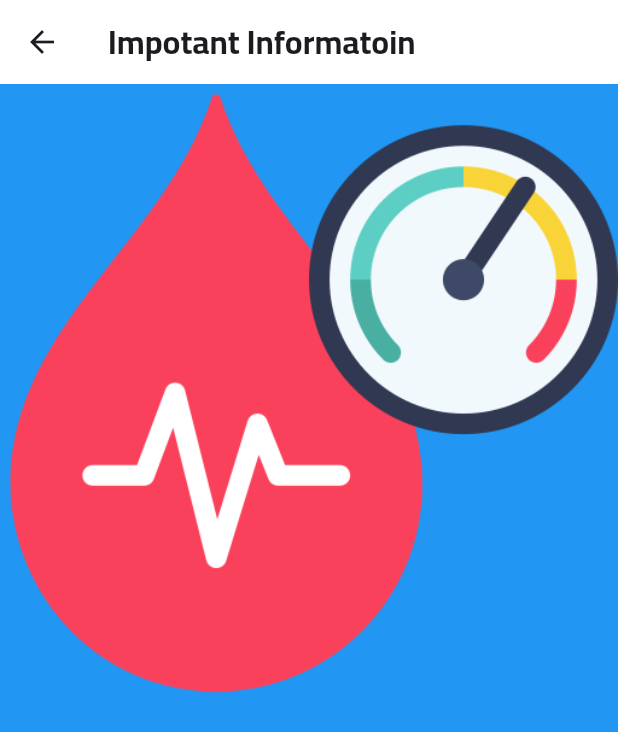
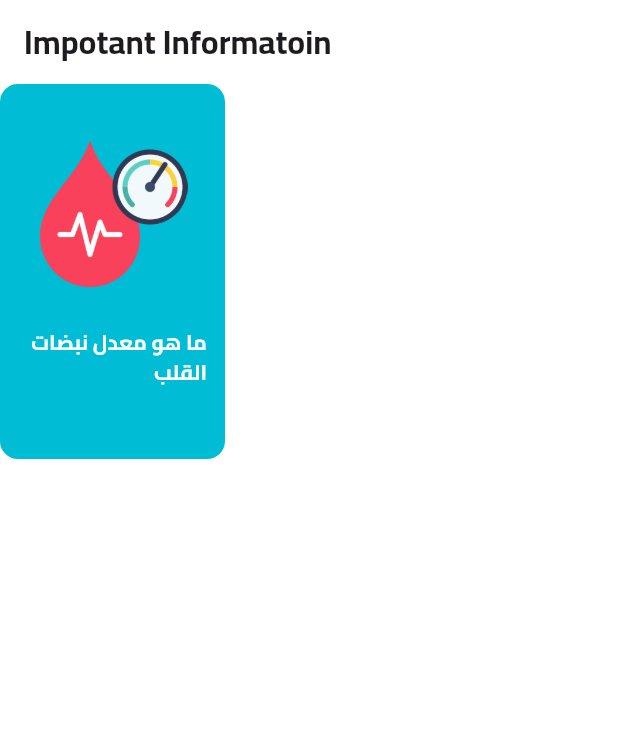
Before and after one commit to AhmedMagdy-10/project_app, a Flutter app: the InformationView screen opened directly, on a phone screen of 412 x 824 dp. Shown: the top 732 px of the screen. Run offline on Flutter 3.47's test engine with Material 3 defaults, Android fonts, the phone set to English and light mode, and no system bars; our stand-ins replace cached_network_image, cloud_firestore, dio, firebase_auth, firebase_core, firebase_messaging and 7 more; missing offline and left inert: firebase_app_check; accounts and stored records are empty; statements that could not run were skipped.

Commit message:
Custom Container

```diff
--- a/lib/design/view/inforamtion_view.dart
+++ b/lib/design/view/inforamtion_view.dart
@@ -15,10 +15,36 @@ class InformationView extends StatelessWidget {
             ),
           ),
         ),
-        body: Container(
-          color: Colors.blue,
-          child: Column(
-            children: [Image.asset('assets/images/blood-pressure.png')],
+        body: InkWell(
+          onTap: () {},
+          child: Container(
+            height: 250,
+            width: 150,
+            decoration: BoxDecoration(
+              borderRadius: BorderRadius.circular(12),
+              color: Colors.cyan,
+            ),
+            child: Padding(
+              padding: const EdgeInsets.all(12),
+              child: Column(
+                mainAxisSize: MainAxisSize.min,
+                children: [
+                  Image.asset(
+                    'assets/images/blood-pressure.png',
+                    width: 100,
+                    height: 150,
+                  ),
+                  const Text(
+                    'ما هو معدل نبضات القلب ',
+                    textAlign: TextAlign.right,
+                    style: TextStyle(
+                      color: Colors.white,
+                      fontWeight: FontWeight.w600,
+                    ),
+                  ),
+                ],
+              ),
+            ),
           ),
         ));
   }
--- /dev/null
+++ b/lib/logic/data/models/info_data.dart
@@ -0,0 +1,10 @@
+import 'package:flutter/material.dart';
+
+class InformatoinContainerModel {
+  final String text;
+  final String image;
+  final Color? color;
+
+  InformatoinContainerModel(
+      {required this.text, required this.image, required this.color});
+}
--- a/lib/main.dart
+++ b/lib/main.dart
@@ -8,6 +8,7 @@ import 'package:project_app/core/helper/cache_helper.dart';
 import 'package:project_app/core/helper/dio_helper.dart';
 import 'package:project_app/core/helper/observer.dart';
 import 'package:project_app/design/view/chat_view.dart';
+import 'package:project_app/design/view/inforamtion_view.dart';
 import 'package:project_app/design/view/login_view.dart';
 import 'package:project_app/design/view/main_page.dart';
 import 'package:project_app/design/view/measure_view.dart';
@@ -59,7 +60,7 @@ class MyApp extends StatelessWidget {
           ),
           scaffoldBackgroundColor: Colors.white,
         ),
-        home: const SplashView(),
+        home: const InformationView(),
       ),
     );
   }
```
